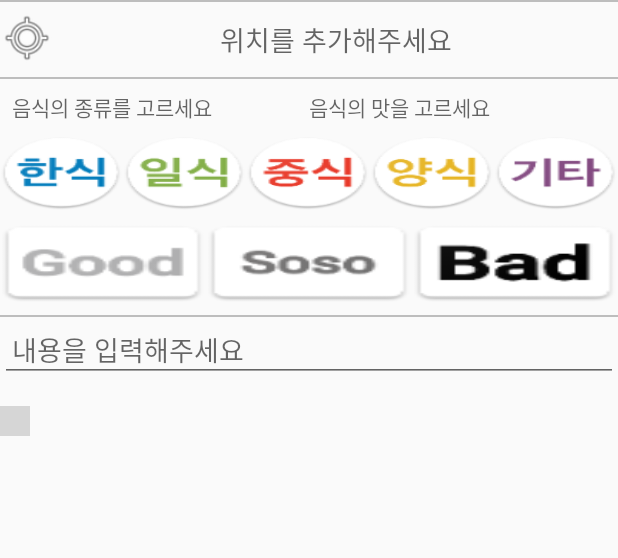
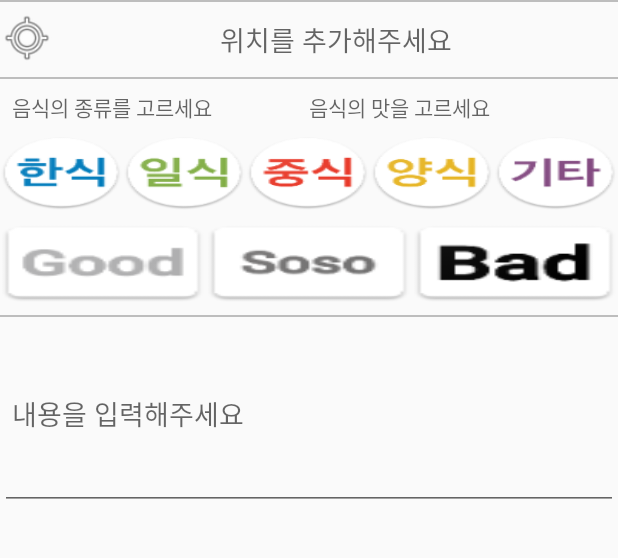
Before and after one commit to jjunji/Foolog, an Android app: the WriteActivity screen opened directly, with no data from a screen before it, on a phone screen of 412 x 824 dp, the part 612-1170 px from its top. Run offline under Robolectric (Android 15) with nearby library versions, the light colour scheme and no system bars; pictures from the network do not load; grey boxes are pictures that could not be loaded.

Commit message:
Edittext 공간 할당 및 스크롤(수직) 생성

```diff
--- a/Foolog/app/src/main/res/layout/activity_write.xml
+++ b/Foolog/app/src/main/res/layout/activity_write.xml
@@ -309,6 +309,8 @@
                 android:layout_height="wrap_content"
                 android:layout_weight="1"
                 android:ems="10"
+                android:lines="5"
+                android:scrollbars="vertical"
                 android:hint="@string/write_text"
                 android:inputType="textMultiLine"
                 android:padding="8dp" />
@@ -320,10 +322,9 @@
             android:layout_height="16dp"
             android:layout_weight="1" />
 
-        <ImageView
-            android:layout_width="20dp"
-            android:layout_height="20dp"
-            android:background="@drawable/tag_circle_korea"/>
+        <!--<Space-->
+            <!--android:layout_width="20dp"-->
+            <!--android:layout_height="100dp"/>-->
 
     </LinearLayout>
 </ScrollView>
```
